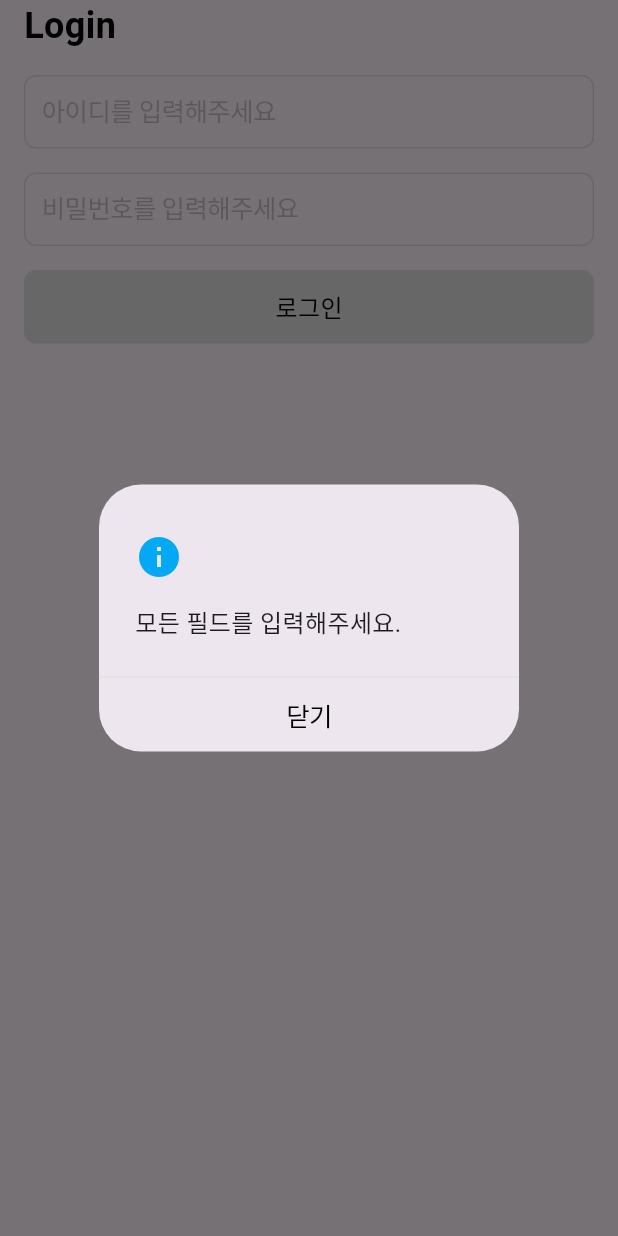
After one commit to cher1shRXD/go_a_trip, a Flutter app: the screen it shows after launch, after a tap on "로그인", on a phone screen of 412 x 824 dp. The commit adds this screen. Run offline on Flutter 3.47's test engine with Material 3 defaults, Android fonts, the phone set to English and light mode, and no system bars; our stand-ins replace flutter_secure_storage, get.

Commit message:
feat: login

```diff
--- /dev/null
+++ b/lib/components/alert.dart
@@ -0,0 +1,64 @@
+import 'package:flutter/cupertino.dart';
+import 'package:flutter/material.dart';
+
+void alert(BuildContext context, String message, String type) async {
+  return showDialog<void>(
+    context: context,
+    barrierDismissible: true,
+    builder: (BuildContext context) {
+      return AlertDialog(
+        actionsAlignment: MainAxisAlignment.center,
+        actionsPadding: EdgeInsets.zero,
+        content: SingleChildScrollView(
+          child: ListBody(children: [
+            Row(children: [
+              Container(
+                margin: const EdgeInsets.only(top: 16, bottom: 16),
+                child: Icon(
+                  type == 'ERROR'
+                      ? Icons.error
+                      : type == 'SUCCESS'
+                          ? Icons.check_circle
+                          : Icons.info,
+                  color: type == 'ERROR'
+                      ? Colors.red
+                      : type == 'SUCCESS'
+                          ? Colors.lightGreen
+                          : Colors.lightBlue,
+                  size: 32,
+                ),
+              ),
+            ]),
+            Text(message, style: const TextStyle(fontSize: 16)),
+          ]),
+        ),
+        actions: [
+          SizedBox(
+            width: double.infinity,
+            child: CupertinoButton(
+              padding: EdgeInsets.zero,
+              child: Container(
+                width: double.infinity,
+                decoration: BoxDecoration(
+                  border: Border(
+                    top: BorderSide(color: Colors.grey[300]!, width: 1),
+                  ),
+                ),
+                padding: const EdgeInsets.only(
+                    left: 16, right: 16, top: 12, bottom: 12),
+                child: const Text(
+                  '닫기',
+                  style: TextStyle(color: Colors.black),
+                  textAlign: TextAlign.center, // 텍스트 중앙 정렬
+                ),
+              ),
+              onPressed: () {
+                Navigator.of(context).pop();
+              },
+            ),
+          ),
+        ],
+      );
+    },
+  );
+}
--- /dev/null
+++ b/lib/components/login_form.dart
@@ -0,0 +1,169 @@
+import 'package:flutter/cupertino.dart';
+import 'package:flutter/material.dart';
+import 'package:flutter_secure_storage/flutter_secure_storage.dart';
+import 'package:go_a_trip/components/alert.dart';
+import 'package:go_a_trip/components/navigation.dart';
+import 'package:go_a_trip/services/auth/login_service.dart';
+
+class LoginForm extends StatefulWidget {
+  const LoginForm({super.key});
+
+  @override
+  State<LoginForm> createState() => _LoginFormState();
+}
+
+class _LoginFormState extends State<LoginForm> {
+  final TextEditingController _idController = TextEditingController();
+  final TextEditingController _pwController = TextEditingController();
+  final LoginService _loginService = LoginService();
+  final _tokenStorage = const FlutterSecureStorage();
+  bool _isLoading = false;
+
+  @override
+  void dispose() {
+    _idController.dispose();
+    _pwController.dispose();
+    super.dispose();
+  }
+
+  Future<void> _handleLogin() async {
+    if (!_validateInputs()) return;
+
+    setState(() => _isLoading = true);
+
+    try {
+      final loginResponse = await _loginService.loginRequest(
+        _idController.text.trim(),
+        _pwController.text.trim(),
+      );
+
+      await _saveTokens(loginResponse);
+
+      if (!mounted) return;
+      _navigateToHome();
+    } catch (e) {
+      if (!mounted) return;
+      _handleLoginError(e);
+    } finally {
+      if (mounted) {
+        setState(() => _isLoading = false);
+      }
+    }
+  }
+
+  bool _validateInputs() {
+    if (_idController.text.trim().isEmpty ||
+        _pwController.text.trim().isEmpty) {
+      alert(context, '모든 필드를 입력해주세요.', 'INFO');
+      return false;
+    }
+    return true;
+  }
+
+  Future<void> _saveTokens(dynamic loginResponse) async {
+    await _tokenStorage.write(
+      key: 'accessToken',
+      value: loginResponse.accessToken,
+    );
+    await _tokenStorage.write(
+      key: 'refreshToken',
+      value: loginResponse.refreshToken,
+    );
+  }
+
+  void _navigateToHome() {
+    Navigator.pushReplacement(
+      context,
+      MaterialPageRoute(builder: (context) => const Navigation()),
+    );
+  }
+
+  void _handleLoginError(dynamic error) {
+    final errorCode = error.toString().split(": ")[1];
+    switch (errorCode) {
+      case '404':
+        alert(context, '유저를 찾을 수 없습니다.', 'ERROR');
+        break;
+      case '401':
+        alert(context, '비밀번호가 올바르지 않습니다.', 'ERROR');
+        break;
+      default:
+        alert(context, '로그인 중 오류가 발생했습니다.', 'ERROR');
+    }
+  }
+
+  Widget _buildTextField({
+    required TextEditingController controller,
+    required String placeholder,
+    bool isPassword = false,
+  }) {
+    return Container(
+      width: double.infinity,
+      margin: const EdgeInsets.only(top: 16),
+      decoration: BoxDecoration(
+        border: Border.all(color: Colors.grey[300]!),
+        borderRadius: const BorderRadius.all(Radius.circular(8)),
+      ),
+      child: Padding(
+        padding: const EdgeInsets.all(4),
+        child: CupertinoTextField(
+          controller: controller,
+          placeholder: placeholder,
+          decoration: const BoxDecoration(),
+          obscureText: isPassword,
+          enabled: !_isLoading,
+        ),
+      ),
+    );
+  }
+
+  Widget _buildLoginButton() {
+    return Container(
+      width: double.infinity,
+      margin: const EdgeInsets.only(top: 16),
+      child: InkWell(
+        onTap: _isLoading ? null : _handleLogin,
+        child: Container(
+          width: double.infinity,
+          decoration: BoxDecoration(
+            border: Border.all(color: Colors.grey[300]!),
+            borderRadius: const BorderRadius.all(Radius.circular(8)),
+            color: _isLoading ? Colors.grey[200] : Colors.grey[300],
+          ),
+          padding: const EdgeInsets.symmetric(
+            horizontal: 16,
+            vertical: 12,
+          ),
+          child: Center(
+            child: _isLoading
+                ? const CupertinoActivityIndicator()
+                : const Text(
+                    '로그인',
+                    style: TextStyle(color: Colors.black, fontSize: 16),
+                  ),
+          ),
+        ),
+      ),
+    );
+  }
+
+  @override
+  Widget build(BuildContext context) {
+    return Column(
+      mainAxisSize: MainAxisSize.min,
+      mainAxisAlignment: MainAxisAlignment.start,
+      children: [
+        _buildTextField(
+          controller: _idController,
+          placeholder: '아이디를 입력해주세요',
+        ),
+        _buildTextField(
+          controller: _pwController,
+          placeholder: '비밀번호를 입력해주세요',
+          isPassword: true,
+        ),
+        _buildLoginButton(),
+      ],
+    );
+  }
+}
--- a/lib/main.dart
+++ b/lib/main.dart
@@ -1,6 +1,6 @@
 import 'package:flutter/material.dart';
 import 'package:get/get.dart';
-import 'package:go_a_trip/components/navigation.dart';
+import 'package:go_a_trip/screens/initial_route.dart';
 
 void main() {
   runApp(const MyApp());
@@ -32,6 +32,6 @@ class MyHomePage extends StatefulWidget {
 class _MyHomePageState extends State<MyHomePage> {
   @override
   Widget build(BuildContext context) {
-    return const BottomNavigation();
+    return const InitialRoute();
   }
 }
--- /dev/null
+++ b/lib/models/login_model.dart
@@ -0,0 +1,23 @@
+class LoginResponse {
+  final String accessToken;
+  final String refreshToken;
+
+  LoginResponse({
+    required this.accessToken,
+    required this.refreshToken
+  });
+
+  factory LoginResponse.fromJson(Map<String, dynamic> json) {
+    return LoginResponse(
+      accessToken: json['accessToken'] as String,
+      refreshToken: json['refreshToken'] as String,
+    );
+  }
+
+  Map<String, dynamic> toJson() {
+    return {
+      'accessToken': accessToken,
+      'refreshToken': refreshToken,
+    };
+  }
+}
--- /dev/null
+++ b/lib/screens/initial_route.dart
@@ -0,0 +1,31 @@
+import 'dart:developer';
+
+import 'package:flutter/material.dart';
+import 'package:go_a_trip/components/navigation.dart';
+import 'package:go_a_trip/screens/login.dart';
+import 'package:go_a_trip/services/auth/get_token.dart';
+
+class InitialRoute extends StatelessWidget {
+  const InitialRoute({super.key});
+
+  @override
+  Widget build(BuildContext context) {
+    return FutureBuilder<String?>(
+      future: GetToken.getAccessToken(),
+      builder: (context, snapshot) {
+        log(snapshot.data.toString());
+        if (snapshot.connectionState == ConnectionState.waiting) {
+          return const Scaffold(
+            body: Center(child: CircularProgressIndicator()),
+          );
+        }
+
+        if (snapshot.data == null || snapshot.data!.isEmpty) {
+          return const LoginScreen();
+        }
+
+        return const Navigation();
+      },
+    );
+  }
+}
--- /dev/null
+++ b/lib/screens/login.dart
@@ -0,0 +1,24 @@
+import 'package:flutter/material.dart';
+import 'package:go_a_trip/components/header.dart';
+import 'package:go_a_trip/components/login_form.dart';
+
+class LoginScreen extends StatelessWidget {
+  const LoginScreen({super.key});
+
+  @override
+  Widget build(BuildContext context) {
+    return const Scaffold(
+      body: SafeArea(
+        child: Column(
+          children: [
+            Header(title: 'Login'),
+            Padding(
+              padding: EdgeInsets.symmetric(horizontal: 16),
+              child: LoginForm(),
+            ),
+          ],
+        ),
+      ),
+    );
+  }
+}
--- a/lib/services/api_service.dart
+++ b/lib/services/api_service.dart
@@ -1,12 +1,11 @@
 import 'dart:developer';
 import 'dart:convert';
 import 'package:go_a_trip/models/board_model.dart';
+import 'package:go_a_trip/services/common/base_url.dart';
 import 'package:go_a_trip/services/common/http_exception.dart';
 import 'package:http/http.dart' as http;
 
 class BoardService {
-  static const String baseUrl = 'https://gaon.cher1shrxd.me';
-
   Future<List<Board>> getBoards() async {
     try {
       final url = Uri.parse('$baseUrl/boards');
@@ -16,9 +15,6 @@ class BoardService {
           'Content-Type': 'application/json',
         },
       );
-
-      log('Response status: ${response.statusCode}');
-      log('Response body: ${response.body}');
 
       if (response.statusCode == 200) {
         final List<Board> decodedData = jsonDecode(response.body);
--- /dev/null
+++ b/lib/services/auth/get_token.dart
@@ -0,0 +1,9 @@
+import 'package:flutter_secure_storage/flutter_secure_storage.dart';
+
+class GetToken {
+  static const FlutterSecureStorage _storage = FlutterSecureStorage();
+
+  static Future<String?> getAccessToken() async {
+    return await _storage.read(key: 'accessToken');
+  }
+}
--- /dev/null
+++ b/lib/services/common/base_url.dart
@@ -0,0 +1 @@
+const String baseUrl = 'https://gaon.cher1shrxd.me';
--- a/pubspec.yaml
+++ b/pubspec.yaml
@@ -37,6 +37,7 @@ dependencies:
   cupertino_icons: ^1.0.8
   get: ^4.6.6
   http: ^1.2.2
+  flutter_secure_storage: ^9.2.2
 
 dev_dependencies:
   flutter_test:
```
Also changed, not shown: lib/components/navigation.dart (+7 -6 lines), lib/models/board_model.dart (+4 -4 lines), lib/models/user_model.dart (+4 -4 lines), lib/screens/home.dart (+2 -96 lines), lib/screens/profile.dart (+21 -0 lines), lib/services/auth/login_service.dart (added, +33 -0 lines), pubspec.lock, 16 other files.
